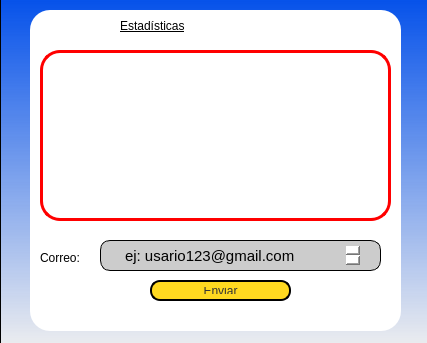
Above: gui/Estadistica.ui from Stephanomejia17/NerdleApp before the change. Below: the same form after it.
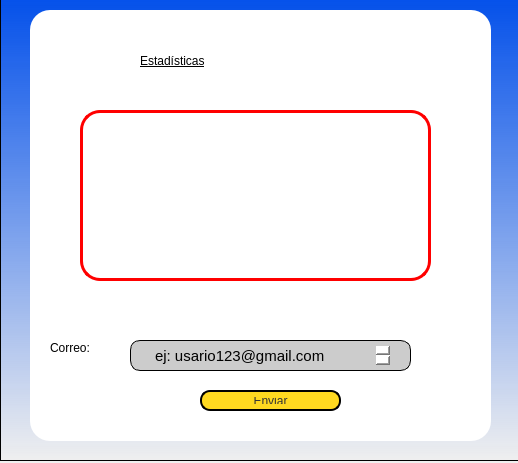
That is the form after the change.

```diff
--- a/gui/Estadistica.ui
+++ b/gui/Estadistica.ui
@@ -6,8 +6,8 @@
    <rect>
     <x>0</x>
     <y>0</y>
-    <width>427</width>
-    <height>343</height>
+    <width>518</width>
+    <height>463</height>
    </rect>
   </property>
   <property name="windowTitle">
@@ -18,8 +18,8 @@
     <rect>
      <x>0</x>
      <y>-10</y>
-     <width>451</width>
-     <height>361</height>
+     <width>521</width>
+     <height>471</height>
     </rect>
    </property>
    <property name="styleSheet">
@@ -37,8 +37,8 @@
      <rect>
       <x>30</x>
       <y>20</y>
-      <width>371</width>
-      <height>321</height>
+      <width>461</width>
+      <height>431</height>
      </rect>
     </property>
     <property name="styleSheet">
@@ -56,10 +56,10 @@
     <widget class="QLabel" name="Titulo">
      <property name="geometry">
       <rect>
-       <x>90</x>
-       <y>0</y>
-       <width>211</width>
-       <height>31</height>
+       <x>110</x>
+       <y>10</y>
+       <width>261</width>
+       <height>81</height>
       </rect>
      </property>
      <property name="styleSheet">
@@ -75,8 +75,8 @@
     <widget class="QLabel" name="Estadisticas">
      <property name="geometry">
       <rect>
-       <x>30</x>
-       <y>50</y>
+       <x>70</x>
+       <y>120</y>
        <width>301</width>
        <height>141</height>
       </rect>
@@ -93,8 +93,8 @@
     <widget class="Line" name="line">
      <property name="geometry">
       <rect>
-       <x>10</x>
-       <y>40</y>
+       <x>50</x>
+       <y>100</y>
        <width>351</width>
        <height>171</height>
       </rect>
@@ -112,8 +112,8 @@
     <widget class="QPushButton" name="pushButton">
      <property name="geometry">
       <rect>
-       <x>120</x>
-       <y>270</y>
+       <x>170</x>
+       <y>380</y>
        <width>141</width>
        <height>21</height>
       </rect>
@@ -144,8 +144,8 @@
     <widget class="QLabel" name="label">
      <property name="geometry">
       <rect>
-       <x>10</x>
-       <y>240</y>
+       <x>20</x>
+       <y>330</y>
        <width>71</width>
        <height>16</height>
       </rect>
@@ -163,8 +163,8 @@
     <widget class="QTextEdit" name="textEdit">
      <property name="geometry">
       <rect>
-       <x>70</x>
-       <y>230</y>
+       <x>100</x>
+       <y>330</y>
        <width>281</width>
        <height>31</height>
       </rect>
```
Left out of the diff: 8 changed lines with no effect on the pictures.
